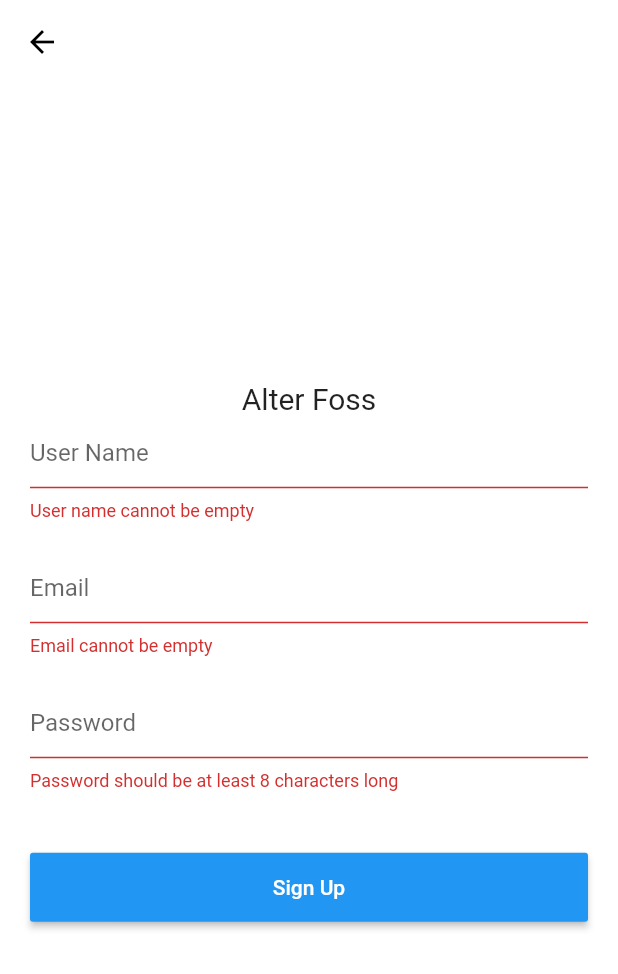
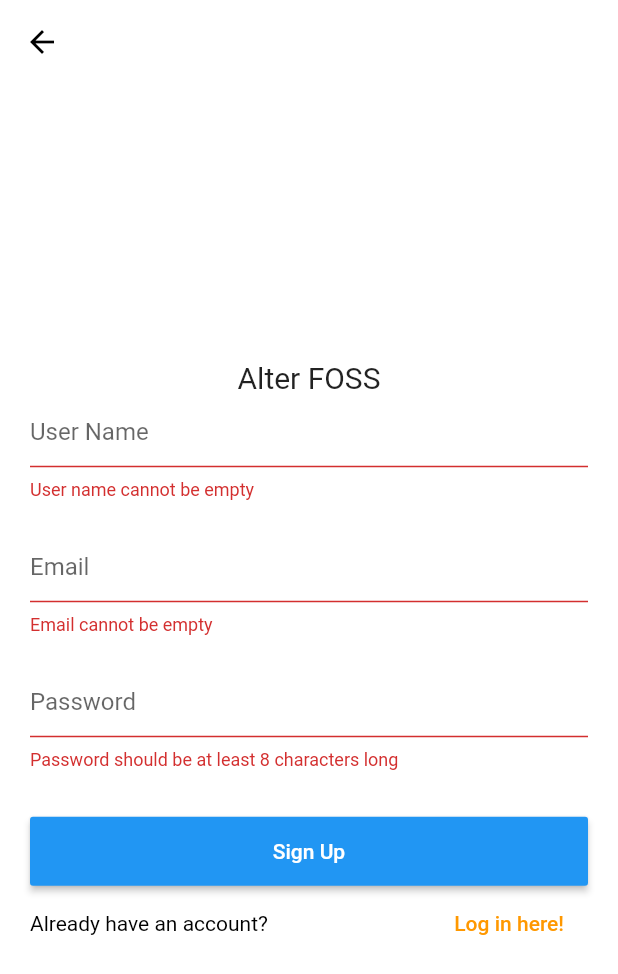
Before and after one commit to m-zaink/alter-foss, a Flutter app: the SignUpScreen screen opened directly, after a tap on "Sign Up", on a phone screen of 412 x 824 dp. Shown: the top 974 px of the screen. Run offline on Flutter 3.47's test engine with Material 2 defaults, Android fonts, the phone set to English and light mode, and no system bars; our stand-ins replace bloc, equatable, flutter_bloc, flutter_spinkit.

Commit message:
Update LogIn Screen and remove AuthScreen

```diff
--- a/lib/bloc/authentication_bloc/authentication_bloc.dart
+++ b/lib/bloc/authentication_bloc/authentication_bloc.dart
@@ -19,7 +19,7 @@ class AuthenticationBloc
       if (isUserLoggedIn) {
         yield HomeScreenState(greetings: 'Welcome Back!');
       } else {
-        yield AuthenticationScreenState();
+        yield LogInScreenState();
       }
     }
 
@@ -68,11 +68,11 @@ class AuthenticationBloc
 
     if (event.runtimeType == LogOutEvent) {
       AuthRepository().logout();
-      yield AuthenticationScreenState();
+      yield LogInScreenState();
     }
 
-    if (event.runtimeType == OpenAuthenticationScreenEvent) {
-      yield AuthenticationScreenState();
+    if (event.runtimeType == OpenLogInScreenEvent) {
+      yield LogInScreenState();
     }
   }
 }
--- a/lib/bloc/authentication_bloc/authentication_event.dart
+++ b/lib/bloc/authentication_bloc/authentication_event.dart
@@ -4,7 +4,7 @@ abstract class AuthenticationEvent extends Equatable {
   const AuthenticationEvent();
 }
 
-class OpenAuthenticationScreenEvent extends AuthenticationEvent {
+class OpenLogInScreenEvent extends AuthenticationEvent {
   @override
   List<Object> get props => [];
 }
--- a/lib/bloc/authentication_bloc/authentication_state.dart
+++ b/lib/bloc/authentication_bloc/authentication_state.dart
@@ -34,11 +34,6 @@ class HomeScreenState extends AuthenticationState {
   List<Object> get props => [];
 }
 
-class AuthenticationScreenState extends AuthenticationState {
-  @override
-  List<Object> get props => [];
-}
-
 class LogInScreenState extends AuthenticationState {
   @override
   List<Object> get props => [];
--- a/lib/screens/landing/landing_screen.dart
+++ b/lib/screens/landing/landing_screen.dart
@@ -3,7 +3,6 @@
 // **
 import 'package:alterfoss/bloc/authentication_bloc/authentication_bloc.dart';
 import 'package:alterfoss/bloc/authentication_bloc/authentication_state.dart';
-import 'package:alterfoss/screens/auth/auth_screen.dart';
 import 'package:alterfoss/screens/home/home_screen.dart';
 import 'package:alterfoss/screens/log_in/log_in_screen.dart';
 import 'package:alterfoss/screens/sign_up/sign_up_screen.dart';
@@ -29,8 +28,6 @@ class LandingScreen extends StatelessWidget {
       return SignUpScreen();
     } else if (logInScreenStates.contains(state.runtimeType)) {
       return LogInScreen();
-    } else if (authenticationScreenStates.contains(state.runtimeType)) {
-      return AuthScreen();
     } else {
       return Center(child: SpinKitThreeBounce(color: Colors.orange));
     }
@@ -49,6 +46,4 @@ class LandingScreen extends StatelessWidget {
         LogInProgressIndicationState,
         LogInErrorState,
       ];
-
-  List<Type> get authenticationScreenStates => [AuthenticationScreenState];
 }
--- a/lib/screens/sign_up/sign_up_screen.dart
+++ b/lib/screens/sign_up/sign_up_screen.dart
@@ -42,11 +42,11 @@ class _SignUpScreenState extends State<SignUpScreen> {
         elevation: 0.0,
       );
 
-  VoidCallback get onBackPressed =>
-      () => BlocProvider.of<AuthenticationBloc>(context)
-          .add(OpenAuthenticationScreenEvent());
+  VoidCallback get onBackPressed => () =>
+      BlocProvider.of<AuthenticationBloc>(context).add(OpenLogInScreenEvent());
 
   Widget buildBody(BuildContext context) => WebAwareBody(
+        child: SingleChildScrollView(
           child: Container(
             padding: EdgeInsets.all(20.0),
             child: Form(
@@ -55,7 +55,7 @@ class _SignUpScreenState extends State<SignUpScreen> {
                 mainAxisAlignment: MainAxisAlignment.center,
                 children: <Widget>[
                   Text(
-                  'Alter Foss',
+                    'Alter FOSS',
                     style: TextStyle(fontSize: 20.0),
                   ),
                   TextFormField(
@@ -98,14 +98,16 @@ class _SignUpScreenState extends State<SignUpScreen> {
                     },
                   ),
                   SizedBox(
-                  height: 40.0,
+                    height: 20.0,
                   ),
-                buildProgressIndicatorOrCTA(context),
+                  buildErrorIndicator(context),
                   SizedBox(
                     height: 10.0,
                   ),
-                buildErrorIndicator(context),
+                  buildProgressIndicatorOrCTA(context),
+                  buildLogInRow(context),
                 ],
+              ),
             ),
           ),
         ),
@@ -164,7 +166,7 @@ class _SignUpScreenState extends State<SignUpScreen> {
               Text(
                 state.runtimeType == SignUpErrorState
                     ? (state as SignUpErrorState).error
-                    : '',
+                    : 'Something went wrong!',
                 style: TextStyle(
                   color: Colors.redAccent,
                 ),
@@ -173,6 +175,31 @@ class _SignUpScreenState extends State<SignUpScreen> {
           ),
           visible: state.runtimeType == SignUpErrorState,
         ),
+      );
+
+  Widget buildLogInRow(BuildContext context) => Row(
+        mainAxisAlignment: MainAxisAlignment.spaceBetween,
+        children: <Widget>[
+          Text(
+            'Already have an account?',
+            style: TextStyle(color: Colors.black),
+          ),
+          FlatButton(
+            splashColor: Colors.white,
+            highlightColor: Colors.white,
+            child: Text(
+              'Log in here!',
+              style: TextStyle(
+                color: Colors.orange,
+              ),
+            ),
+            onPressed: () {
+              BlocProvider.of<AuthenticationBloc>(context).add(
+                ClickedOnLogInButtonEvent(),
+              );
+            },
+          ),
+        ],
       );
 }
 
```
Also changed, not shown: lib/main.dart (+3 -4 lines), lib/screens/auth/auth_screen.dart (deleted, +0 -85 lines), lib/screens/log_in/log_in_screen.dart (+37 -16 lines). Lines whose indentation alone changed are shown as unchanged.
